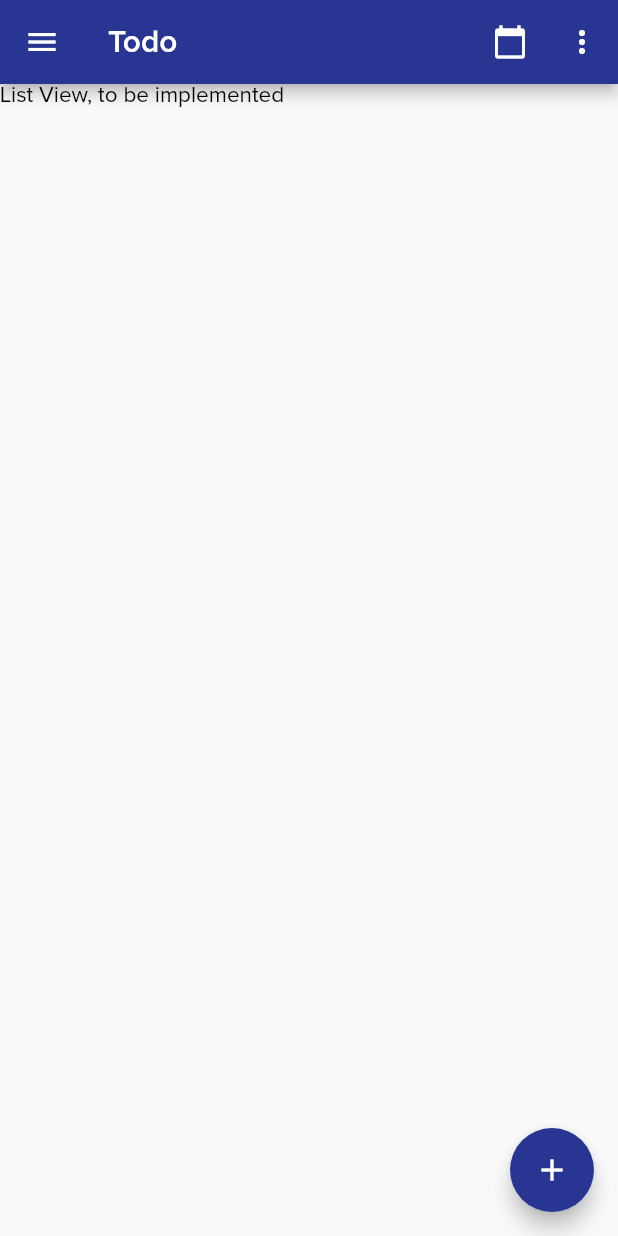
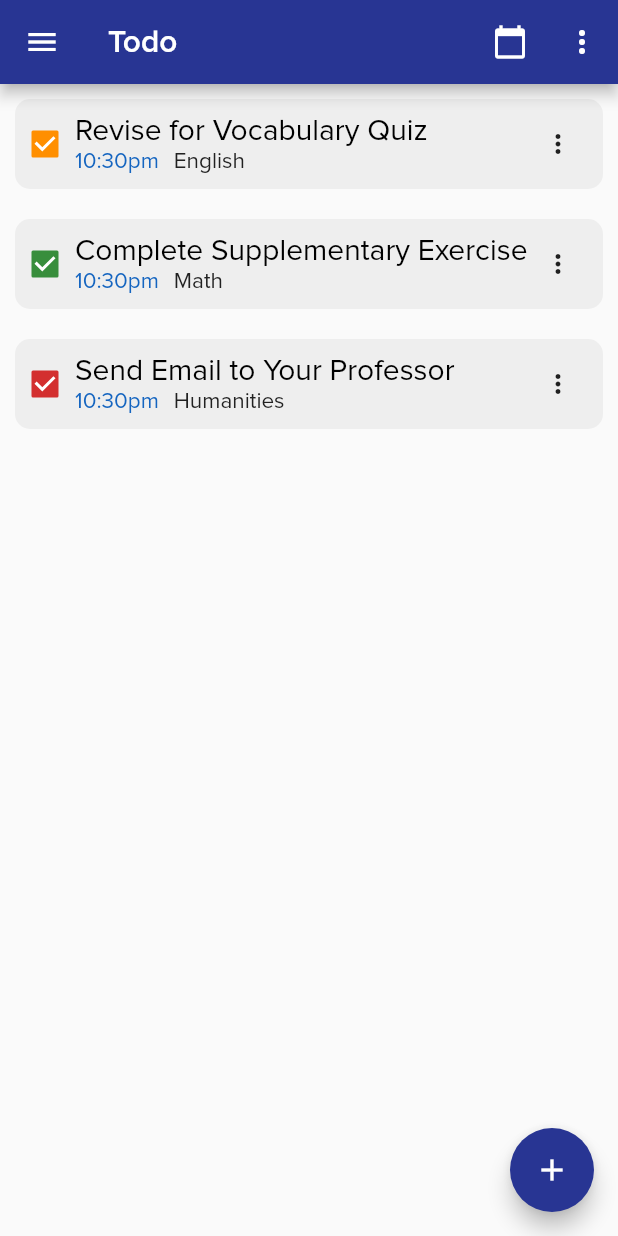
Before and after one commit to AnsonH/comp4521_gp4_accelyst, a Flutter app: the Todo screen opened directly, on a phone screen of 412 x 824 dp. Run offline on Flutter 3.47's test engine with Material 2 defaults, Android fonts, the phone set to English and light mode, and no system bars; our stand-ins replace audioplayers, awesome_notifications, flutter_spinkit, image_picker, photo_view, reorderable_grid_view and 3 more; accounts and stored records are empty; project files that could hold a hidden picture were left out.

Commit message:
Added a basic look to the Todo Home Page and finished part of the Task class. More stuff to be completed as denoted by the TODO comments
Changed Files:
- task.dart
- todo.dart
- todo_item.dart

```diff
--- a/lib/models/todo/todo_item.dart
+++ b/lib/models/todo/todo_item.dart
@@ -34,7 +34,7 @@ class TodoItem {
   String category;
 
   /// Priority level of to-do item
-  TodoPriority priority;
+  TodoPriority priority = TodoPriority.none;
 
   /// Description of to-do item
   String description;
@@ -52,8 +52,8 @@ class TodoItem {
   TodoItem({
     required this.id,
     required this.name,
+    required this.category,
     required this.priority,
-    required this.category,
     required this.description,
     this.deadline,
   });
--- a/lib/screens/todo/todo.dart
+++ b/lib/screens/todo/todo.dart
@@ -1,7 +1,12 @@
+import 'package:comp4521_gp4_accelyst/models/todo/todo_item.dart';
 import 'package:comp4521_gp4_accelyst/screens/todo/edit_task.dart';
-import 'package:comp4521_gp4_accelyst/screens/todo/todo_calendar.dart';
 import 'package:comp4521_gp4_accelyst/widgets/core/nav_drawer.dart';
+import 'package:comp4521_gp4_accelyst/widgets/todo/task.dart';
+import 'package:flutter/cupertino.dart';
 import 'package:flutter/material.dart';
+import 'package:uuid/uuid.dart';
+
+// TODO: Import todo_item.dart and use its function
 
 enum TodoView { list, calendar }
 
@@ -13,12 +18,48 @@ class Todo extends StatefulWidget {
 }
 
 class _TodoState extends State<Todo> {
+  // TODO: Remove and Replace the Temporary task list
+  List<TodoItem> tempTasks = [
+    TodoItem(
+      id: const Uuid().v4(),
+      name: "Revise for Vocabulary Quiz",
+      priority: TodoPriority.medium,
+      category: "English",
+      description: "Revise for Vocabulary Quiz",
+      deadline: null,
+    ),
+    TodoItem(
+      id: const Uuid().v4(),
+      name: "Complete Supplementary Exercise",
+      priority: TodoPriority.low,
+      category: "Math",
+      description: "",
+      deadline: null,
+    ),
+    TodoItem(
+      id: const Uuid().v4(),
+      name: "Send Email to Your Professor ",
+      priority: TodoPriority.high,
+      category: "Humanities",
+      description: "",
+      deadline: null,
+    ),
+  ];
+
+  List<String> tempTasksString = [
+    "Revise for Vocabulary Quiz",
+    "Complete Supplementary Exercise",
+    "Send Email to Your Professor",
+    "Workout"
+  ];
+
   // default mode: list view
   TodoView _todoView = TodoView.list;
 
   @override
   Widget build(BuildContext context) {
     return Scaffold(
+      /// Top AppBar
       appBar: AppBar(
         title: const Text("Todo"),
         actions: <Widget>[
@@ -50,11 +91,23 @@ class _TodoState extends State<Todo> {
       ),
       drawer: const NavDrawer(),
       drawerEdgeDragWidth: MediaQuery.of(context).size.width * 0.4,
-      body: Column(children: [
-        (_todoView == TodoView.calendar)
-            ? new TodoCalendar()
-            : Text("List View, to be implemented"),
-      ]),
+
+      /// Body of the To-do Home Page
+      body: CustomScrollView(
+        slivers: [
+          SliverList(
+            delegate: SliverChildBuilderDelegate(
+              (context, index) {
+                // TODO: Add the task.dart function into this part
+                return Task(todoitem: tempTasks[index]);
+              },
+              childCount: tempTasks.length,
+            ),
+          ),
+        ],
+      ),
+
+      /// Button to Add New Task
       floatingActionButton: FloatingActionButton(
         child: const Icon(Icons.add),
         onPressed: () {
--- /dev/null
+++ b/lib/widgets/todo/task.dart
@@ -0,0 +1,112 @@
+import 'package:comp4521_gp4_accelyst/models/todo/todo_item.dart';
+import 'package:flutter/material.dart';
+
+/// Represents status
+enum TodoStatus { incomplete, complete }
+
+class Task extends StatefulWidget {
+  TodoItem todoitem;
+
+  Task({required this.todoitem});
+
+  @override
+  State<Task> createState() => _TaskState();
+}
+
+class _TaskState extends State<Task> {
+  @override
+  Widget build(BuildContext context) {
+    return Container(
+      margin: EdgeInsets.fromLTRB(10, 10, 10, 10),
+      padding: EdgeInsets.fromLTRB(10, 10, 10, 10),
+
+      ///color: Colors.green,
+      decoration: BoxDecoration(
+          color: Colors.grey[200],
+          borderRadius: BorderRadius.all(Radius.circular(10))),
+      child: Row(
+        children: <Widget>[
+          /// Checkbox
+          SizedBox(
+              width: 20.0,
+              child: Checkbox(
+                /// Checkbox: Ticked or not depends on "Todoitem.status" is "complete" or "incomplete"
+                /// Todo: Fix the Checkbox part
+                value: true,
+                // (widget.todoitem.status == TodoStatus.incomplete)
+                //     ? true
+                //     : false,
+                materialTapTargetSize: MaterialTapTargetSize.shrinkWrap,
+                onChanged: (bool? newValue) {
+                  setState(() {
+                    if (widget.todoitem.status == TodoStatus.incomplete)
+                      ;
+                    else
+                      ;
+                  });
+                },
+
+                /// Checkbox: Different color with different priorities
+                ///   High: Red, Medium: Yellow, Low: Green, None: Grey
+                activeColor: widget.todoitem.priority == TodoPriority.high
+                    ? Colors.red[700]
+                    : widget.todoitem.priority == TodoPriority.medium
+                        ? Colors.amber[800]
+                        : widget.todoitem.priority == TodoPriority.low
+                            ? Colors.green[700]
+                            : Colors.grey[800],
+              )),
+
+          /// Below contains all Text Contents
+          SizedBox(width: 10.0),
+          Column(
+            crossAxisAlignment: CrossAxisAlignment.start,
+            children: <Widget>[
+              /// Update the hardcoded value to proper variables
+              /// Task Name
+              Text(
+                widget.todoitem.name,
+                style: TextStyle(fontSize: 20),
+              ),
+              SizedBox(height: 3.0),
+              Row(
+                children: <Widget>[
+                  /// Task Deadline
+                  /// Todo: Apply the Deadline variable (with DateTime Format)
+                  Text(
+                    //widget.todoitem.deadline
+                    "10:30pm",
+                    style: TextStyle(color: Colors.blue[800]),
+                  ),
+                  SizedBox(
+                    width: 10,
+                  ),
+
+                  /// Task Category (or Subject)
+                  Text(
+                    widget.todoitem.category,
+                    style: TextStyle(color: Colors.grey[900]),
+                  ),
+                ],
+              ),
+            ],
+          ),
+
+          /// Icon for each Task
+          /// Todo: Deal with the "Overflow by Pixels" Problem
+          /// Todo: Make the grey circle (pops up when button clicked) to be above the BoxDecoration()
+          /// TODO: Add a Sliding Animation to expose the menu for each task
+          Expanded(child: SizedBox()),
+          IconButton(
+            onPressed: () {},
+            iconSize: 20.0,
+            icon: Icon(Icons.more_vert),
+            splashColor: Colors.grey,
+            splashRadius: 20.0,
+            visualDensity: VisualDensity.compact,
+          ),
+        ],
+      ),
+    );
+  }
+}
```
